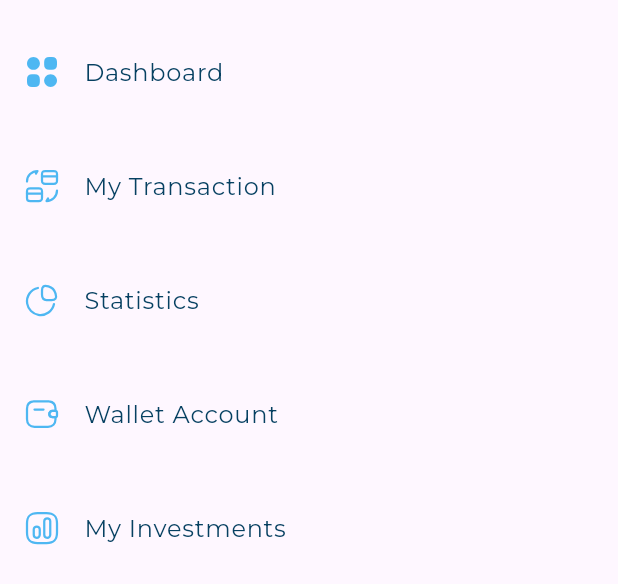
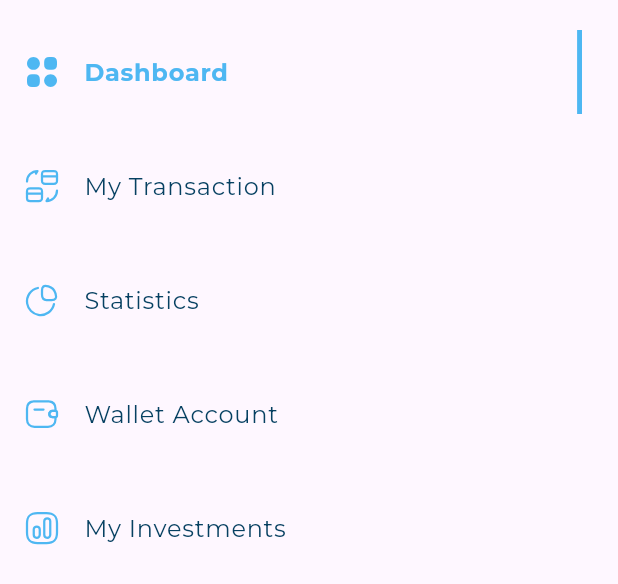
Before and after one commit to George-Samir88/responsive_dashboard, a Flutter app: the CustomDrawerItemListView widget shown alone on an empty page, opened directly, on a phone screen of 412 x 824 dp. Shown: the top 584 px of the screen. Run offline on Flutter 3.47's test engine with Material 3 defaults, Android fonts, the phone set to English and light mode, and no system bars; our stand-ins replace flutter_svg; project files that could hold a hidden picture were left out.

Commit message:
add active and inActive items

```diff
--- a/lib/views/widgets/custom_drawer_item.dart
+++ b/lib/views/widgets/custom_drawer_item.dart
@@ -16,8 +16,14 @@ class CustomDrawerItem extends StatelessWidget {
       leading: SvgPicture.asset(drawerItemModel.image),
       title: Text(
         drawerItemModel.title,
-        style: AppStyles.styleRegular16,
+        style: isActive ? AppStyles.styleBold16 : AppStyles.styleRegular16,
       ),
+      trailing: isActive
+          ? Container(
+              width: 3.27,
+              decoration: const BoxDecoration(color: Color(0xff4EB7F2)),
+            )
+          : null,
     );
   }
 }
--- a/lib/views/widgets/custom_drawer_item_list_view.dart
+++ b/lib/views/widgets/custom_drawer_item_list_view.dart
@@ -33,7 +33,6 @@ class _CustomDrawerItemListViewState extends State<CustomDrawerItemListView> {
             if (activeIndex != index) {
               setState(() {
                 activeIndex = index;
-                print(activeIndex);
               });
             }
           },
```
